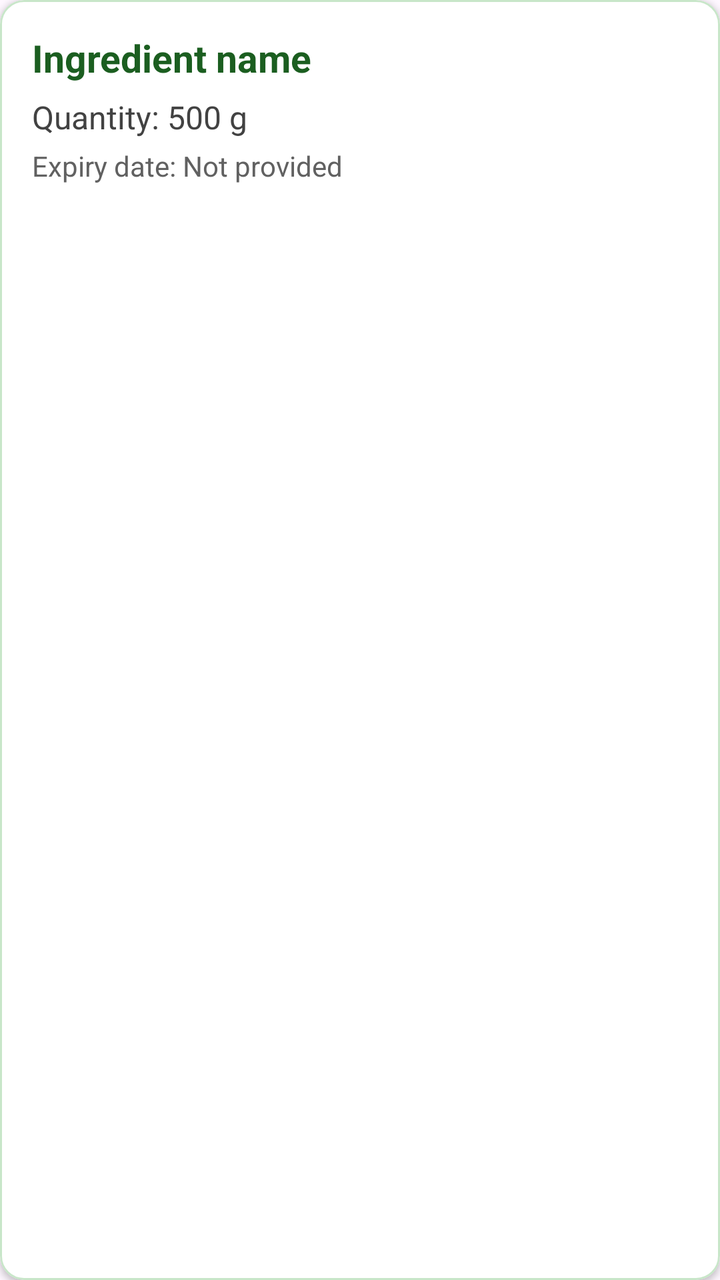
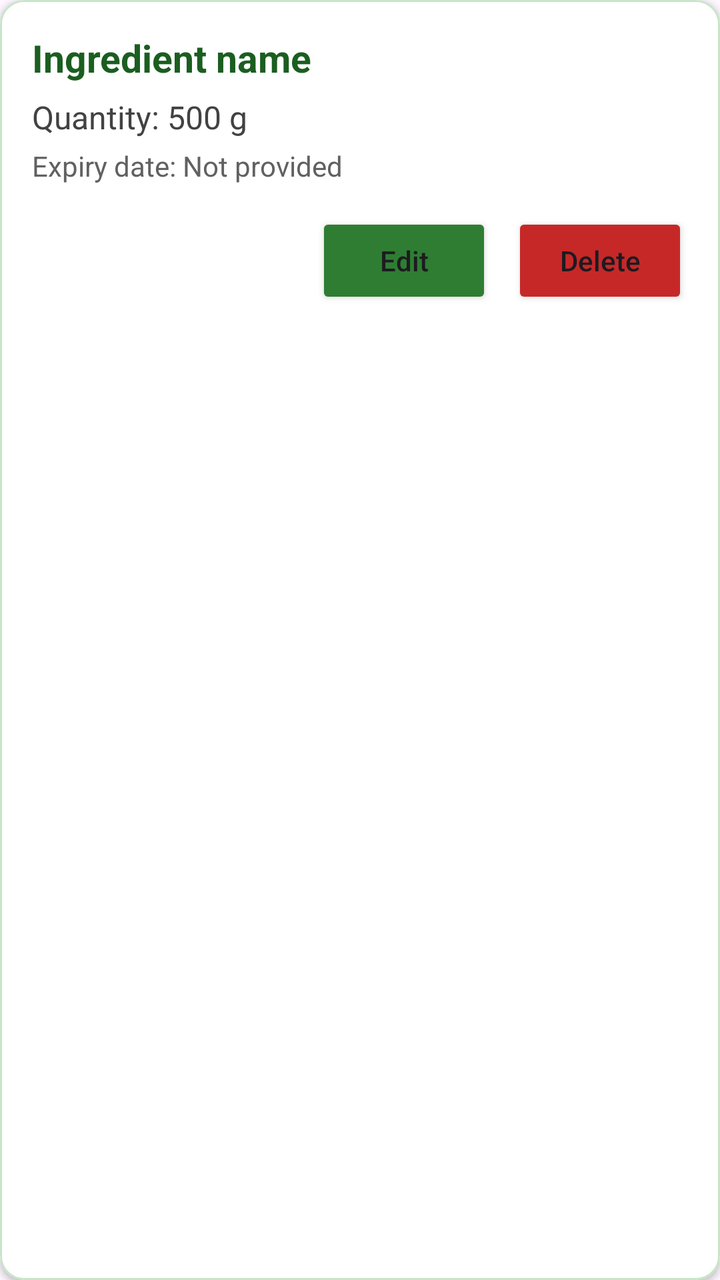

The first picture is an Android layout as it rendered before a commit; the second is the same layout after the commit. The layout source and the unified diff follow.
<!-- AndroidManifest.xml: application theme Theme.SmartPantryManager -->
<!-- res/layout/item_pantry.xml -->
<?xml version="1.0" encoding="utf-8"?>
<com.google.android.material.card.MaterialCardView
    xmlns:android="http://schemas.android.com/apk/res/android"
    xmlns:app="http://schemas.android.com/apk/res-auto"
    android:layout_width="match_parent"
    android:layout_height="wrap_content"
    android:layout_marginBottom="12dp"
    app:cardBackgroundColor="#FFFFFF"
    app:cardCornerRadius="12dp"
    app:cardElevation="2dp"
    app:strokeColor="#C8E6C9"
    app:strokeWidth="1dp">
    <LinearLayout
        android:layout_width="match_parent"
        android:layout_height="wrap_content"
        android:orientation="vertical"
        android:padding="16dp">
        <TextView
            android:id="@+id/textViewItemName"
            android:layout_width="match_parent"
            android:layout_height="wrap_content"
            android:text="Ingredient name"
            android:textColor="#1B5E20"
            android:textSize="19sp"
            android:textStyle="bold" />
        <TextView
            android:id="@+id/textViewItemQuantity"
            android:layout_width="match_parent"
            android:layout_height="wrap_content"
            android:layout_marginTop="6dp"
            android:text="Quantity: 500 g"
            android:textColor="#424242"
            android:textSize="16sp" />
        <TextView
            android:id="@+id/textViewItemExpiry"
            android:layout_width="match_parent"
            android:layout_height="wrap_content"
            android:layout_marginTop="4dp"
            android:text="Expiry date: Not provided"
            android:textColor="#616161"
            android:textSize="14sp" />
    </LinearLayout>
</com.google.android.material.card.MaterialCardView>
<!-- resources referenced by this layout -->
<resources>
  <style name="Theme.SmartPantryManager" parent="Base.Theme.SmartPantryManager" />
  <style name="Base.Theme.SmartPantryManager" parent="Theme.Material3.DayNight.NoActionBar">
          
          
      </style>
</resources>

<!-- the commit's change to res/layout/item_pantry.xml (unified diff, before → after) -->
@@ -39,5 +39,27 @@
             android:text="Expiry date: Not provided"
             android:textColor="#616161"
             android:textSize="14sp" />
+        <LinearLayout
+            android:layout_width="match_parent"
+            android:layout_height="wrap_content"
+            android:layout_marginTop="14dp"
+            android:gravity="end"
+            android:orientation="horizontal">
+            <Button
+                android:id="@+id/buttonEditItem"
+                android:layout_width="wrap_content"
+                android:layout_height="48dp"
+                android:text="Edit"
+                android:textAllCaps="false"
+                app:backgroundTint="#2E7D32" />
+            <Button
+                android:id="@+id/buttonDeleteItem"
+                android:layout_width="wrap_content"
+                android:layout_height="48dp"
+                android:layout_marginStart="10dp"
+                android:text="Delete"
+                android:textAllCaps="false"
+                app:backgroundTint="#C62828" />
+        </LinearLayout>
     </LinearLayout>
 </com.google.android.material.card.MaterialCardView>
